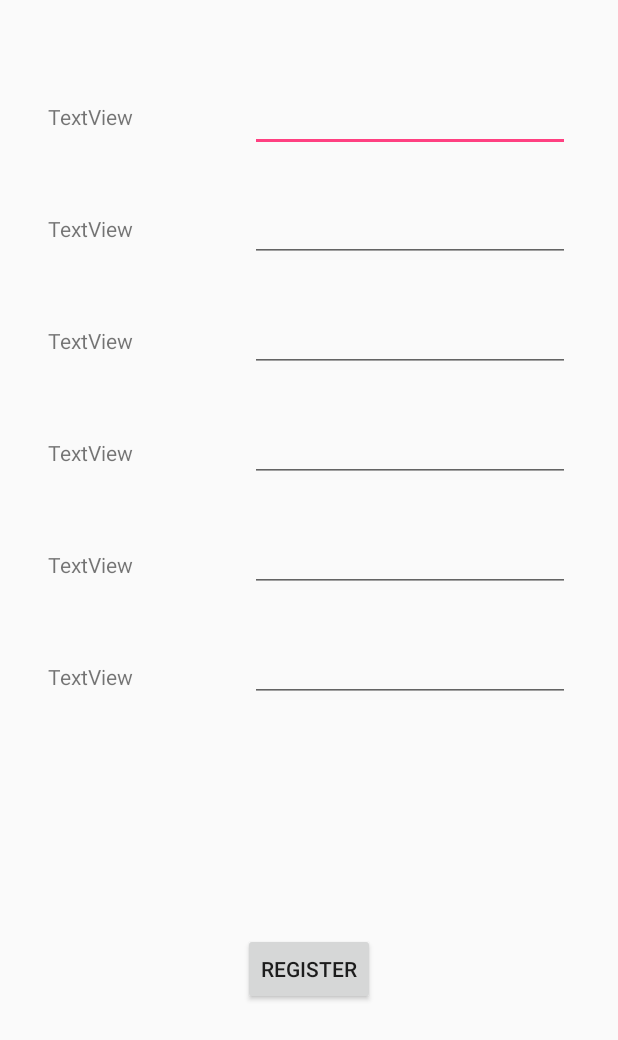
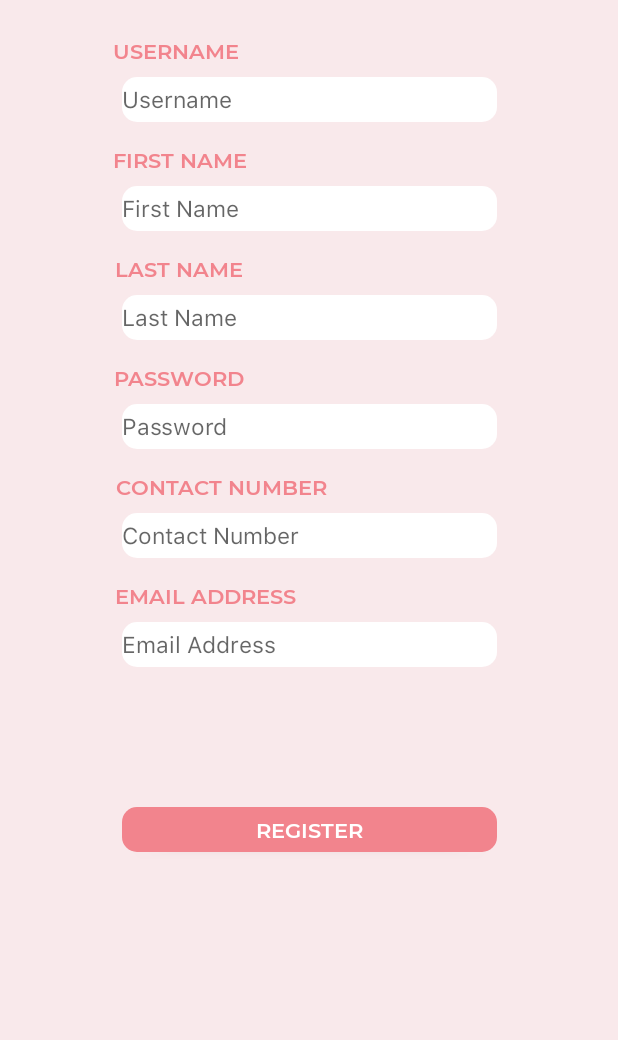
Before and after one commit to luiscaringal/ICS115-Project-Cookbook, an Android app: the register_user_activity screen opened directly, with no data from a screen before it, on a phone screen of 412 x 824 dp. Shown: the top 1040 px of the screen. Run offline under Robolectric (Android 15) with nearby library versions, the phone set to English and light mode, and no system bars.

Commit message:
Fixed design in log in & added design in registration

```diff
--- a/app/src/main/res/layout/activity_main.xml
+++ b/app/src/main/res/layout/activity_main.xml
@@ -9,32 +9,32 @@
 
     <EditText
         android:id="@+id/login_username"
-        android:layout_width="wrap_content"
-        android:layout_height="wrap_content"
+        android:layout_width="250dp"
+        android:layout_height="30dp"
         android:layout_marginEnd="8dp"
         android:layout_marginLeft="8dp"
         android:layout_marginRight="8dp"
         android:layout_marginStart="8dp"
-        android:layout_marginTop="80dp"
+        android:layout_marginTop="32dp"
         android:background="@drawable/rounded_input"
         android:ems="10"
         android:fontFamily="@font/sfprotextregular"
         android:hint="Username"
         android:inputType="textPersonName"
-        android:textSize="24sp"
+        android:textSize="15sp"
         app:layout_constraintEnd_toEndOf="parent"
         app:layout_constraintStart_toStartOf="parent"
         app:layout_constraintTop_toBottomOf="@+id/imageView3" />
 
     <Button
     android:id="@+id/log_in"
-        android:layout_width="171dp"
-        android:layout_height="wrap_content"
+    android:layout_width="250dp"
+    android:layout_height="30dp"
     android:layout_marginEnd="8dp"
     android:layout_marginLeft="8dp"
     android:layout_marginRight="8dp"
     android:layout_marginStart="8dp"
-        android:layout_marginTop="44dp"
+    android:layout_marginTop="28dp"
     android:background="@drawable/rounded_button"
     android:fontFamily="@font/montserratsemibold"
     android:onClick="login"
@@ -47,8 +47,8 @@
 
     <EditText
         android:id="@+id/login_password"
-        android:layout_width="wrap_content"
-        android:layout_height="wrap_content"
+        android:layout_width="250dp"
+        android:layout_height="30dp"
         android:layout_marginEnd="8dp"
         android:layout_marginLeft="8dp"
         android:layout_marginRight="8dp"
@@ -59,21 +59,21 @@
         android:fontFamily="@font/sfprotextregular"
         android:hint="Password"
         android:inputType="textPassword"
-        android:textSize="24sp"
+        android:textSize="15sp"
         app:layout_constraintEnd_toEndOf="parent"
         app:layout_constraintStart_toStartOf="parent"
         app:layout_constraintTop_toBottomOf="@+id/login_username" />
 
     <Button
         android:id="@+id/sign_up"
-        android:layout_width="171dp"
-        android:layout_height="wrap_content"
+        android:layout_width="250dp"
+        android:layout_height="30dp"
         android:layout_marginBottom="8dp"
         android:layout_marginEnd="8dp"
         android:layout_marginLeft="8dp"
         android:layout_marginRight="8dp"
         android:layout_marginStart="8dp"
-        android:layout_marginTop="16dp"
+        android:layout_marginTop="8dp"
         android:background="@drawable/rounded_button"
         android:fontFamily="@font/montserratsemibold"
         android:onClick="signUp"
@@ -82,7 +82,6 @@
         android:textStyle="bold"
         app:layout_constraintBottom_toBottomOf="parent"
         app:layout_constraintEnd_toEndOf="parent"
-        app:layout_constraintHorizontal_bias="0.502"
         app:layout_constraintStart_toStartOf="parent"
         app:layout_constraintTop_toBottomOf="@+id/log_in"
         app:layout_constraintVertical_bias="0.0" />
--- a/app/src/main/res/layout/register_user_layout.xml
+++ b/app/src/main/res/layout/register_user_layout.xml
@@ -4,160 +4,253 @@
     xmlns:app="http://schemas.android.com/apk/res-auto"
     xmlns:tools="http://schemas.android.com/tools"
     android:layout_width="match_parent"
-    android:layout_height="match_parent">
+    android:layout_height="match_parent"
+    android:background="@color/colorBackground">
 
     <TextView
         android:id="@+id/textView"
         android:layout_width="wrap_content"
         android:layout_height="wrap_content"
-        android:layout_marginLeft="32dp"
-        android:layout_marginStart="32dp"
-        android:layout_marginTop="68dp"
-        android:text="TextView"
+        android:layout_marginEnd="8dp"
+        android:layout_marginLeft="8dp"
+        android:layout_marginRight="8dp"
+        android:layout_marginStart="8dp"
+        android:layout_marginTop="15dp"
+        android:fontFamily="@font/montserratsemibold"
+        android:text="FIRST NAME"
+        android:textColor="@color/colorButton"
+        android:textStyle="bold"
+        app:layout_constraintEnd_toEndOf="parent"
+        app:layout_constraintHorizontal_bias="0.22"
         app:layout_constraintStart_toStartOf="parent"
-        app:layout_constraintTop_toTopOf="parent" />
+        app:layout_constraintTop_toBottomOf="@+id/reg_uname" />
 
-    <EditText
-        android:id="@+id/reg_uname"
-        android:layout_width="wrap_content"
-        android:layout_height="wrap_content"
-        android:layout_marginEnd="32dp"
-        android:layout_marginRight="32dp"
-        android:layout_marginTop="56dp"
-        android:ems="10"
-        android:inputType="textPersonName"
-        app:layout_constraintEnd_toEndOf="parent"
-        app:layout_constraintTop_toTopOf="parent" />
 
     <TextView
         android:id="@+id/textView2"
         android:layout_width="wrap_content"
         android:layout_height="wrap_content"
-        android:layout_marginLeft="32dp"
-        android:layout_marginStart="32dp"
-        android:layout_marginTop="55dp"
-        android:text="TextView"
+        android:layout_marginEnd="8dp"
+        android:layout_marginLeft="8dp"
+        android:layout_marginRight="8dp"
+        android:layout_marginStart="8dp"
+        android:layout_marginTop="24dp"
+        android:fontFamily="@font/montserratsemibold"
+        android:text="USERNAME"
+        android:textColor="@color/colorButton"
+        android:textStyle="bold"
+        app:layout_constraintEnd_toEndOf="parent"
+        app:layout_constraintHorizontal_bias="0.215"
         app:layout_constraintStart_toStartOf="parent"
-        app:layout_constraintTop_toBottomOf="@+id/textView" />
-
-    <EditText
-        android:id="@+id/reg_fname"
-        android:layout_width="wrap_content"
-        android:layout_height="wrap_content"
-        android:layout_marginEnd="32dp"
-        android:layout_marginRight="32dp"
-        android:layout_marginTop="28dp"
-        android:ems="10"
-        android:inputType="textPersonName"
-        app:layout_constraintEnd_toEndOf="parent"
-        app:layout_constraintTop_toBottomOf="@+id/reg_uname" />
+        app:layout_constraintTop_toTopOf="parent" />
 
     <TextView
         android:id="@+id/textView3"
         android:layout_width="wrap_content"
         android:layout_height="wrap_content"
-        android:layout_marginLeft="32dp"
-        android:layout_marginStart="32dp"
-        android:layout_marginTop="55dp"
-        android:text="TextView"
+        android:layout_marginEnd="8dp"
+        android:layout_marginLeft="8dp"
+        android:layout_marginRight="8dp"
+        android:layout_marginStart="8dp"
+        android:layout_marginTop="15dp"
+        android:fontFamily="@font/montserratsemibold"
+        android:text="LAST NAME"
+        android:textColor="@color/colorButton"
+        android:textStyle="bold"
+        app:layout_constraintEnd_toEndOf="parent"
+        app:layout_constraintHorizontal_bias="0.22"
         app:layout_constraintStart_toStartOf="parent"
-        app:layout_constraintTop_toBottomOf="@+id/textView9" />
+        app:layout_constraintTop_toBottomOf="@+id/reg_fname" />
 
-    <EditText
-        android:id="@+id/reg_lname"
+    <TextView
+        android:id="@+id/textView4"
         android:layout_width="wrap_content"
         android:layout_height="wrap_content"
-        android:layout_marginEnd="32dp"
-        android:layout_marginRight="32dp"
-        android:layout_marginTop="28dp"
-        android:ems="10"
-        android:inputType="textPersonName"
+        android:layout_marginEnd="8dp"
+        android:layout_marginLeft="8dp"
+        android:layout_marginRight="8dp"
+        android:layout_marginStart="8dp"
+        android:layout_marginTop="15dp"
+        android:fontFamily="@font/montserratsemibold"
+        android:text="PASSWORD"
+        android:textColor="@color/colorButton"
+        android:textStyle="bold"
         app:layout_constraintEnd_toEndOf="parent"
-        app:layout_constraintTop_toBottomOf="@+id/reg_fname" />
+        app:layout_constraintHorizontal_bias="0.22"
+        app:layout_constraintStart_toStartOf="parent"
+        app:layout_constraintTop_toBottomOf="@+id/reg_lname" />
 
-    <EditText
-        android:id="@+id/reg_phone_number"
+    <TextView
+        android:id="@+id/textView5"
         android:layout_width="wrap_content"
         android:layout_height="wrap_content"
-        android:layout_marginEnd="32dp"
-        android:layout_marginRight="32dp"
-        android:layout_marginTop="28dp"
-        android:ems="10"
-        android:inputType="phone"
+        android:layout_marginEnd="8dp"
+        android:layout_marginLeft="8dp"
+        android:layout_marginRight="8dp"
+        android:layout_marginStart="8dp"
+        android:layout_marginTop="15dp"
+        android:fontFamily="@font/montserratsemibold"
+        android:text="CONTACT NUMBER"
+        android:textColor="@color/colorButton"
+        android:textStyle="bold"
         app:layout_constraintEnd_toEndOf="parent"
+        app:layout_constraintHorizontal_bias="0.272"
+        app:layout_constraintStart_toStartOf="parent"
         app:layout_constraintTop_toBottomOf="@+id/reg_password" />
 
     <TextView
-        android:id="@+id/textView7"
+        android:id="@+id/textView6"
         android:layout_width="wrap_content"
         android:layout_height="wrap_content"
-        android:layout_marginLeft="32dp"
-        android:layout_marginStart="32dp"
-        android:layout_marginTop="55dp"
-        android:text="TextView"
+        android:layout_marginEnd="8dp"
+        android:layout_marginLeft="8dp"
+        android:layout_marginRight="8dp"
+        android:layout_marginStart="8dp"
+        android:layout_marginTop="15dp"
+        android:fontFamily="@font/montserratsemibold"
+        android:text="EMAIL ADDRESS"
+        android:textColor="@color/colorButton"
+        android:textStyle="bold"
+        app:layout_constraintEnd_toEndOf="parent"
+        app:layout_constraintHorizontal_bias="0.25"
         app:layout_constraintStart_toStartOf="parent"
-        app:layout_constraintTop_toBottomOf="@+id/textView3" />
-
-    <TextView
-        android:id="@+id/textView8"
-        android:layout_width="wrap_content"
-        android:layout_height="wrap_content"
-        android:layout_marginLeft="32dp"
-        android:layout_marginStart="32dp"
-        android:layout_marginTop="55dp"
-        android:text="TextView"
-        app:layout_constraintStart_toStartOf="parent"
-        app:layout_constraintTop_toBottomOf="@+id/textView7" />
+        app:layout_constraintTop_toBottomOf="@+id/reg_phone_number" />
 
     <EditText
-        android:id="@+id/reg_email"
-        android:layout_width="wrap_content"
-        android:layout_height="wrap_content"
-        android:layout_marginEnd="32dp"
-        android:layout_marginRight="32dp"
-        android:layout_marginTop="28dp"
-        android:ems="10"
-        android:inputType="textEmailAddress"
-        app:layout_constraintEnd_toEndOf="parent"
-        app:layout_constraintTop_toBottomOf="@+id/reg_phone_number" />
-
-    <Button
-        android:id="@+id/button3"
-        android:layout_width="wrap_content"
-        android:layout_height="wrap_content"
-        android:layout_marginBottom="8dp"
+        android:id="@+id/reg_uname"
+        android:layout_width="250dp"
+        android:layout_height="30dp"
         android:layout_marginEnd="8dp"
         android:layout_marginLeft="8dp"
         android:layout_marginRight="8dp"
         android:layout_marginStart="8dp"
         android:layout_marginTop="8dp"
-        android:onClick="registerUser"
+        android:background="@drawable/rounded_input"
+        android:ems="10"
+        android:fontFamily="@font/sfprotextregular"
+        android:hint="Username"
+        android:inputType="textPersonName"
+        android:textSize="15sp"
+        app:layout_constraintEnd_toEndOf="parent"
+        app:layout_constraintStart_toStartOf="parent"
+        app:layout_constraintTop_toBottomOf="@+id/textView2"
+        tools:ignore="MissingConstraints" />
+
+
+    <EditText
+        android:id="@+id/reg_fname"
+        android:layout_width="250dp"
+        android:layout_height="30dp"
+        android:layout_marginEnd="8dp"
+        android:layout_marginLeft="8dp"
+        android:layout_marginRight="8dp"
+        android:layout_marginStart="8dp"
+        android:layout_marginTop="8dp"
+        android:background="@drawable/rounded_input"
+        android:ems="10"
+        android:fontFamily="@font/sfprotextregular"
+        android:hint="First Name"
+        android:inputType="textPersonName"
+        android:textSize="15sp"
+        app:layout_constraintEnd_toEndOf="parent"
+        app:layout_constraintStart_toStartOf="parent"
+        app:layout_constraintTop_toBottomOf="@+id/textView" />
+
+    <EditText
+        android:id="@+id/reg_lname"
+        android:layout_width="250dp"
+        android:layout_height="30dp"
+        android:layout_marginEnd="8dp"
+        android:layout_marginLeft="8dp"
+        android:layout_marginRight="8dp"
+        android:layout_marginStart="8dp"
+        android:layout_marginTop="8dp"
+        android:background="@drawable/rounded_input"
+        android:ems="10"
+        android:fontFamily="@font/sfprotextregular"
+        android:hint="Last Name"
+        android:inputType="textPersonName"
+        android:textSize="15sp"
+        app:layout_constraintEnd_toEndOf="parent"
+        app:layout_constraintStart_toStartOf="parent"
+        app:layout_constraintTop_toBottomOf="@+id/textView3" />
+
+    <EditText
+        android:id="@+id/reg_password"
+        android:layout_width="250dp"
+        android:layout_height="30dp"
+        android:layout_marginEnd="8dp"
+        android:layout_marginLeft="8dp"
+        android:layout_marginRight="8dp"
+        android:layout_marginStart="8dp"
+        android:layout_marginTop="8dp"
+        android:background="@drawable/rounded_input"
+        android:ems="10"
+        android:fontFamily="@font/sfprotextregular"
+        android:hint="Password"
+        android:inputType="textPassword"
+        android:textSize="15sp"
+        app:layout_constraintEnd_toEndOf="parent"
+        app:layout_constraintStart_toStartOf="parent"
+        app:layout_constraintTop_toBottomOf="@+id/textView4" />
+
+    <EditText
+        android:id="@+id/reg_phone_number"
+        android:layout_width="250dp"
+        android:layout_height="30dp"
+        android:layout_marginEnd="8dp"
+        android:layout_marginLeft="8dp"
+        android:layout_marginRight="8dp"
+        android:layout_marginStart="8dp"
+        android:layout_marginTop="8dp"
+        android:background="@drawable/rounded_input"
+        android:ems="10"
+        android:fontFamily="@font/sfprotextregular"
+        android:hint="Contact Number"
+        android:inputType="phone"
+        android:textSize="15sp"
+        app:layout_constraintEnd_toEndOf="parent"
+        app:layout_constraintStart_toStartOf="parent"
+        app:layout_constraintTop_toBottomOf="@+id/textView5" />
+
+    <EditText
+        android:id="@+id/reg_email"
+        android:layout_width="250dp"
+        android:layout_height="30dp"
+        android:layout_marginEnd="8dp"
+        android:layout_marginLeft="8dp"
+        android:layout_marginRight="8dp"
+        android:layout_marginStart="8dp"
+        android:layout_marginTop="8dp"
+        android:background="@drawable/rounded_input"
+        android:ems="10"
+        android:fontFamily="@font/sfprotextregular"
+        android:hint="Email Address"
+        android:inputType="textEmailAddress"
+        android:textSize="15sp"
+        app:layout_constraintEnd_toEndOf="parent"
+        app:layout_constraintStart_toStartOf="parent"
+        app:layout_constraintTop_toBottomOf="@+id/textView6" />
+
+    <Button
+        android:id="@+id/button3"
+        android:layout_width="250dp"
+        android:layout_height="30dp"
+        android:layout_marginEnd="8dp"
+        android:layout_marginLeft="8dp"
+        android:layout_marginRight="8dp"
+        android:layout_marginStart="8dp"
+        android:layout_marginTop="8dp"
+        android:background="@drawable/rounded_button"
+        android:fontFamily="@font/montserratsemibold"
+        android:onClick="login"
         android:text="Register"
+        android:textColor="@color/colorBackgroundInput"
+        android:textStyle="bold"
         app:layout_constraintBottom_toBottomOf="parent"
         app:layout_constraintEnd_toEndOf="parent"
         app:layout_constraintStart_toStartOf="parent"
-        app:layout_constraintTop_toBottomOf="@+id/reg_email" />
+        app:layout_constraintTop_toBottomOf="@+id/reg_email"
+        app:layout_constraintVertical_bias="0.25" />
 
-    <EditText
-        android:id="@+id/reg_password"
-        android:layout_width="wrap_content"
-        android:layout_height="wrap_content"
-        android:layout_marginEnd="32dp"
-        android:layout_marginRight="32dp"
-        android:layout_marginTop="28dp"
-        android:ems="10"
-        android:inputType="textPassword"
-        app:layout_constraintEnd_toEndOf="parent"
-        app:layout_constraintTop_toBottomOf="@+id/reg_lname" />
-
-    <TextView
-        android:id="@+id/textView9"
-        android:layout_width="wrap_content"
-        android:layout_height="wrap_content"
-        android:layout_marginLeft="32dp"
-        android:layout_marginStart="32dp"
-        android:layout_marginTop="55dp"
-        android:text="TextView"
-        app:layout_constraintStart_toStartOf="parent"
-        app:layout_constraintTop_toBottomOf="@+id/textView2" />
 </android.support.constraint.ConstraintLayout>
```
Lines whose indentation alone changed are shown as unchanged.
